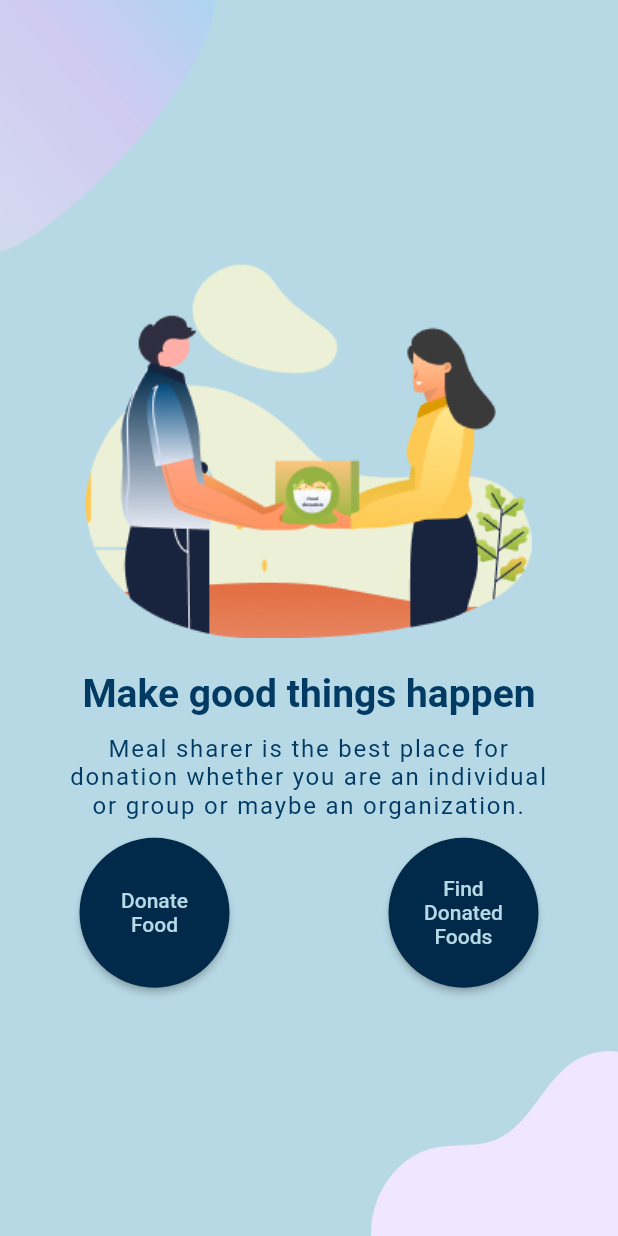
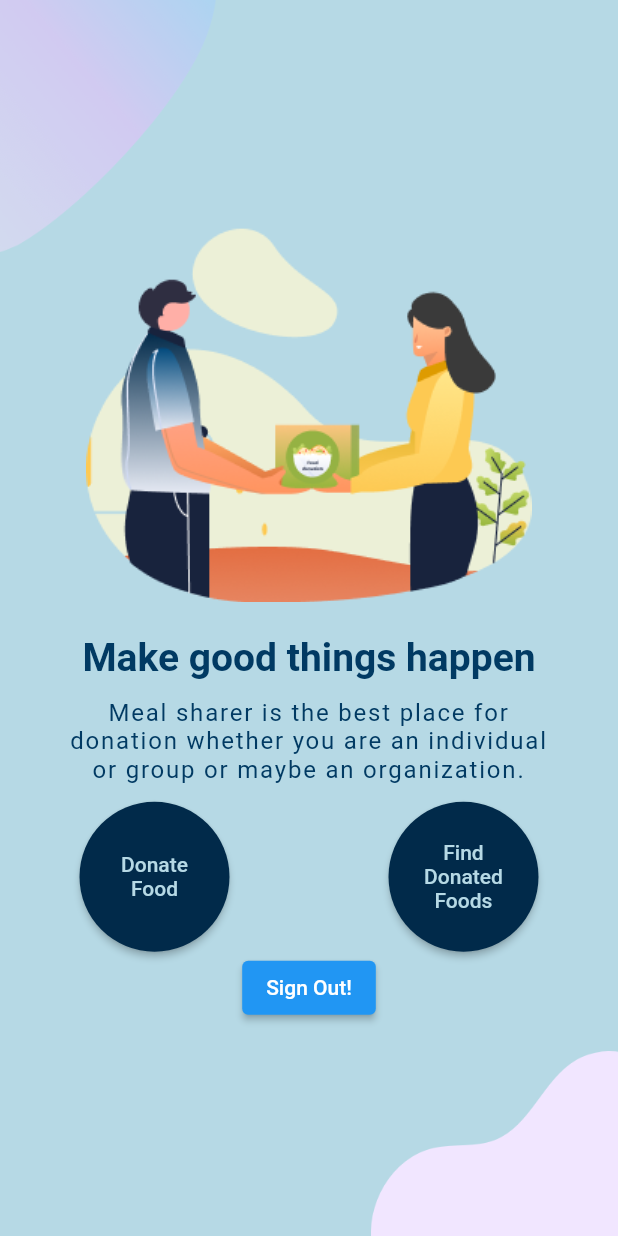
Before and after one commit to SumayaSiddique/CSE327-Group02-Meal_Sharer, a Flutter app: the screen it shows once a user with an empty profile is signed in, on a phone screen of 412 x 824 dp. Run offline on Flutter 3.47's test engine with Material 2 defaults, Android fonts, the phone set to English and light mode, and no system bars; our stand-ins replace firebase_auth, firebase_core, flutter_svg, font_awesome_flutter, get, google_sign_in and 1 more; accounts and stored records are empty.

Commit message:
Sign Out button added

```diff
--- a/meal_sharer/lib/Screens/Home/home_screen.dart
+++ b/meal_sharer/lib/Screens/Home/home_screen.dart
@@ -1,6 +1,7 @@
 import 'package:flutter/material.dart';
 import 'package:font_awesome_flutter/font_awesome_flutter.dart';
 import 'package:get/get.dart';
+import 'package:meal_sharer/Constants/firebase_auth_constants.dart';
 import 'package:meal_sharer/Screens/Background/background_2.dart';
 import 'package:meal_sharer/Screens/Profile/profile_screen.dart';
 import 'package:meal_sharer/constants.dart';
@@ -99,6 +100,12 @@ class _HomeScreenState extends State<HomeScreen> {
                         ),
                       ],
                     ),
+                    ElevatedButton(
+                      onPressed: () {
+                        authController.signOut();
+                      },
+                      child: const Text("Sign Out!"),
+                    ),
                   ],
                 ),
               ),
```
